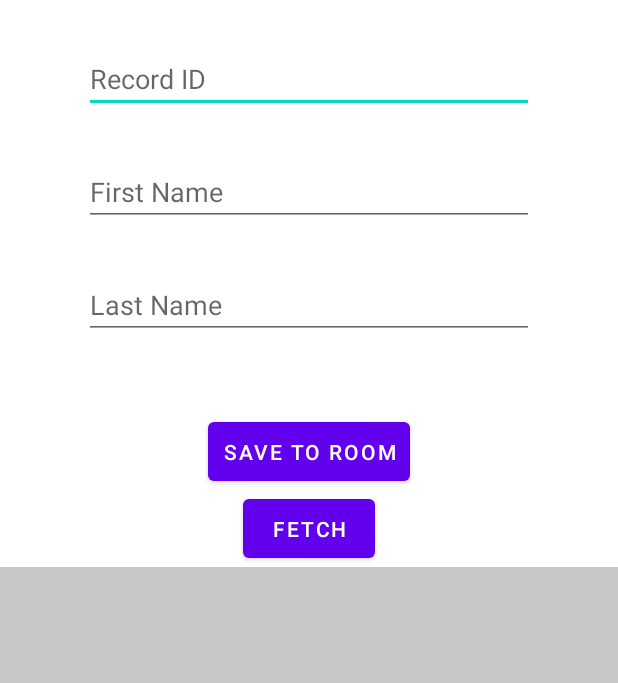
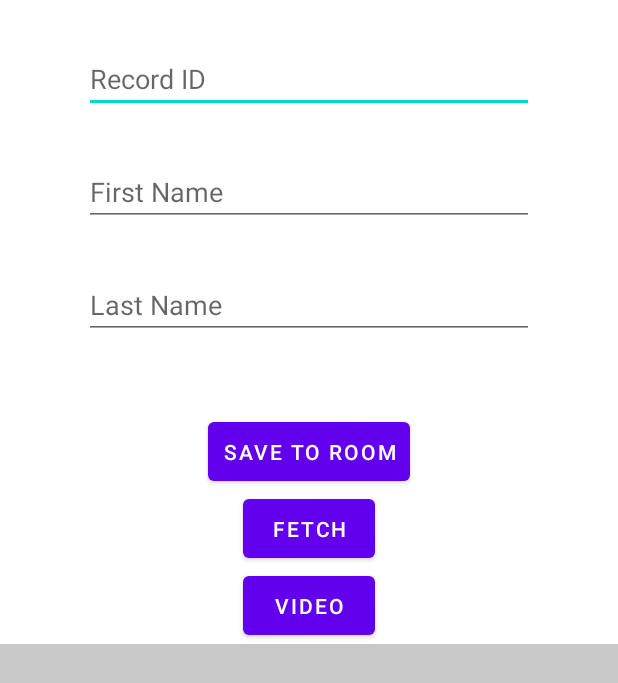
Before and after one commit to gpt18/RoomData, an Android app: the layout activity_main.xml on its own in the app's theme, with its tools: preview values and no code run, on a phone screen of 412 x 824 dp. Shown: the top 683 px of the screen. Run offline under Robolectric (Android 15) with nearby library versions, the phone set to English and light mode, and no system bars.

Commit message:
2 delete operation advance webview impressive mode full screen download file custome chrome client for change orentation

```diff
--- /dev/null
+++ b/app/src/main/res/drawable/bg_gradient.xml
@@ -0,0 +1,11 @@
+<?xml version="1.0" encoding="utf-8"?>
+<shape xmlns:android="http://schemas.android.com/apk/res/android"
+    android:shape="rectangle">
+
+    <gradient
+        android:type="linear"
+        android:angle="135"
+        android:startColor="#1B39FF"
+        android:endColor="#e67d20" />
+
+</shape>
--- /dev/null
+++ b/app/src/main/res/drawable/splash_background.xml
@@ -0,0 +1,10 @@
+<?xml version="1.0" encoding="utf-8"?>
+<layer-list xmlns:android="http://schemas.android.com/apk/res/android">
+    <item android:drawable="@drawable/bg_gradient"/>
+    <item>
+        <bitmap
+            android:gravity="center"
+            android:src="@drawable/unnamed"/>
+    </item>
+
+</layer-list>
--- a/app/src/main/res/layout/activity_main.xml
+++ b/app/src/main/res/layout/activity_main.xml
@@ -14,6 +14,7 @@
         android:layout_height="wrap_content"
         android:layout_marginTop="30dp"
         android:ems="10"
+        android:inputType="number"
         android:hint="Record ID " />
 
     <EditText
@@ -58,6 +59,13 @@
         android:text="Fetch"
         android:padding="10dp"/>
 
+    <Button
+        android:id="@+id/b3"
+        android:layout_width="wrap_content"
+        android:layout_height="wrap_content"
+        android:text="video"
+        android:padding="10dp"/>
+
     <ScrollView
         android:layout_width="match_parent"
         android:layout_height="match_parent"
--- a/app/src/main/res/values/themes.xml
+++ b/app/src/main/res/values/themes.xml
@@ -13,4 +13,12 @@
         <item name="android:statusBarColor" tools:targetApi="l">?attr/colorPrimaryVariant</item>
         <!-- Customize your theme here. -->
     </style>
+
+    <style name="SplashTheme" parent="Theme.MaterialComponents.Light.NoActionBar">
+        <item name="android:windowBackground">@drawable/splash_background</item>
+    </style>
+
+    <style name="Theme.AppCompat.Light.NoActionBar.FullScreen" parent="@style/Theme.AppCompat.DayNight.NoActionBar">
+
+    </style>
 </resources>
--- a/settings.gradle
+++ b/settings.gradle
@@ -10,7 +10,9 @@ dependencyResolutionManagement {
     repositories {
         google()
         mavenCentral()
+        maven { url "https://jitpack.io" }
     }
+
 }
 rootProject.name = "RoomData"
 include ':app'
```
Also changed, not shown: app/build.gradle (+9 -0 lines), app/src/main/AndroidManifest.xml (+15 -1 lines), app/src/main/java/com/gproject/roomdata/MainActivity.java (+10 -1 lines), app/src/main/java/com/gproject/roomdata/splash.java (added, +27 -0 lines), app/src/main/java/com/gproject/roomdata/viewPlayer.java (added, +255 -0 lines), app/src/main/res/layout/activity_splash.xml (added, +9 -0 lines), app/src/main/res/layout/activity_view_player.xml (added, +15 -0 lines), app/src/main/res/layout/video_progress.xml (added, +22 -0 lines), app/src/main/res/drawable-v24/unnamed.png (added), build.gradle (line endings or trailing spaces).
